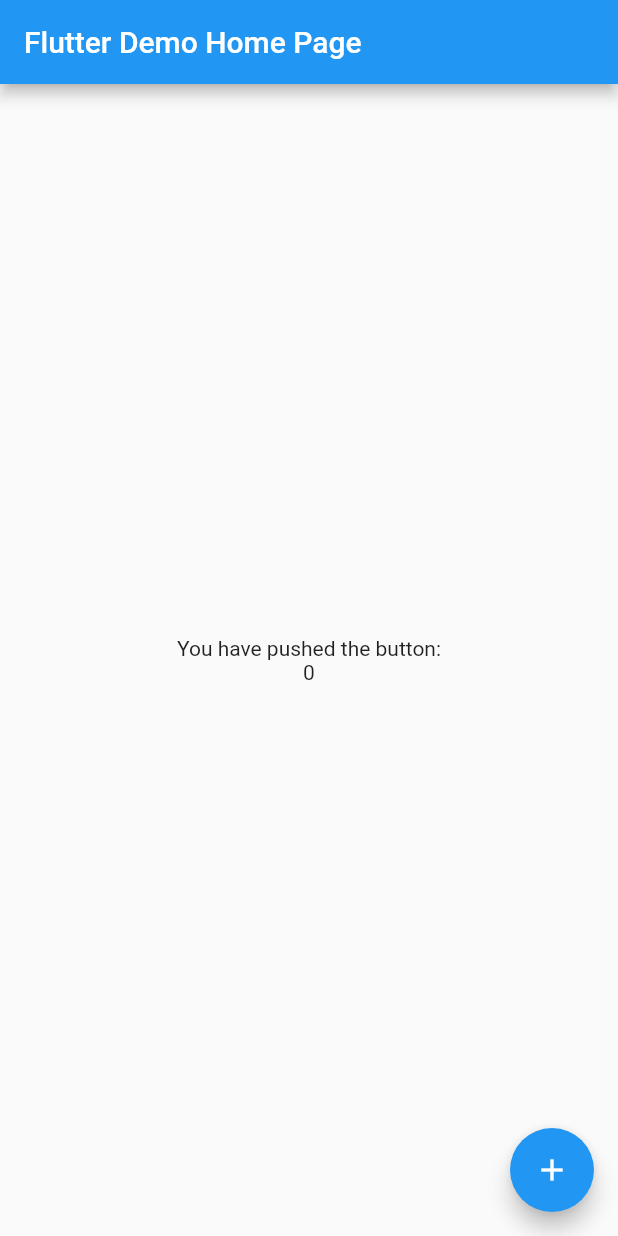
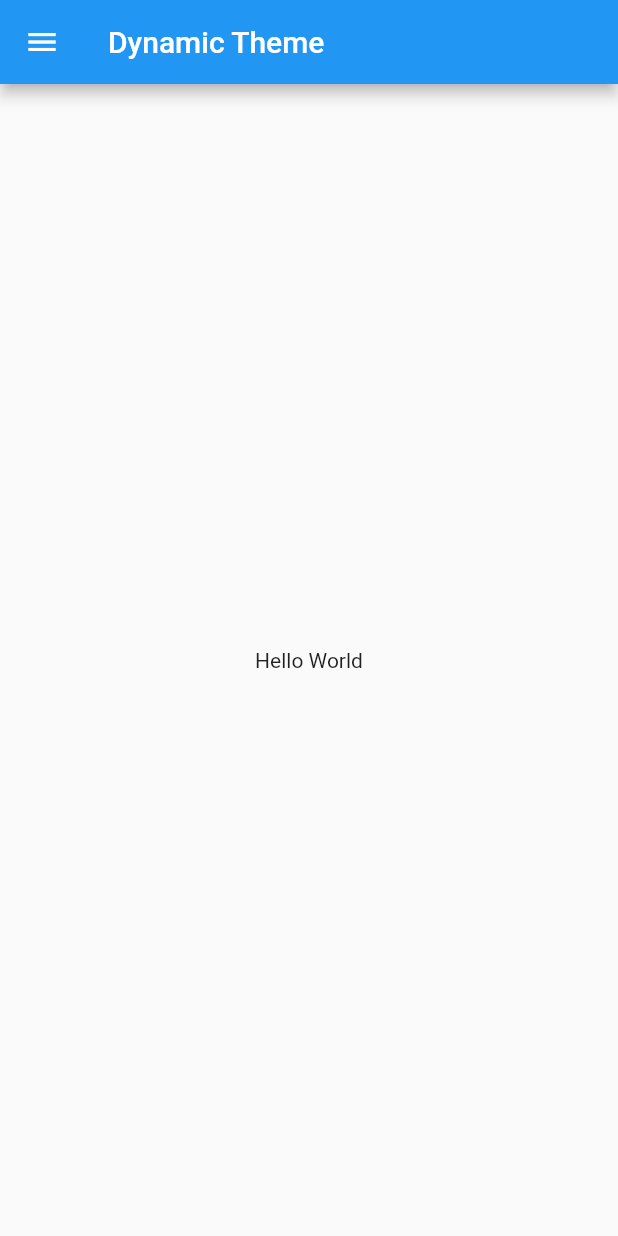
Before and after one commit to Hai-VoLuong/flutter_login_BLOC, a Flutter app: the screen it shows after launch, on a phone screen of 412 x 824 dp. Run offline on Flutter 3.47's test engine with Material 2 defaults, Android fonts, the phone set to English and light mode, and no system bars; statements that could not run were skipped.

Commit message:
Change theme used bloc pattern

```diff
--- /dev/null
+++ b/login_bloc/lib/bloc/theme_bloc.dart
@@ -0,0 +1,17 @@
+import 'dart:async';
+
+class ThemeBloc {
+  bool isChangeTheme = false;
+
+  final _themeController = StreamController<bool>();
+  get darkThemeEnabled => _themeController.stream;
+
+  void changeTheme(bool isTheme){
+    isChangeTheme = isTheme;
+    _themeController.sink.add(isChangeTheme);
+  }
+
+  void dispose() {
+    _themeController.close();
+  }
+}
--- a/login_bloc/lib/main.dart
+++ b/login_bloc/lib/main.dart
@@ -1,67 +1,22 @@
 import 'package:flutter/material.dart';
-import 'package:login_bloc/bloc/counter_bloc.dart';
-import 'package:login_bloc/helper/dialog/loading_dialog.dart';
-import 'package:login_bloc/helper/dialog/msg_dialog.dart';
+import 'package:login_bloc/bloc/theme_bloc.dart';
+import 'package:login_bloc/ui/app/homePage.dart';
 
 void main() => runApp(MyApp());
 
 class MyApp extends StatelessWidget {
+  final ThemeBloc _themeBloc = ThemeBloc();
+
   @override
   Widget build(BuildContext context) {
-    return MaterialApp(
-      home: MyHomePage(title: 'Flutter Demo Home Page'),
+    return StreamBuilder(
+      stream: _themeBloc.darkThemeEnabled,
+      initialData: false,
+      builder: (context, snapshot)
+      => MaterialApp(
+          theme: snapshot.data ? ThemeData.dark() : ThemeData.light(),
+          home: HomePage(_themeBloc),
+        ),
     );
   }
 }
-
-class MyHomePage extends StatefulWidget {
-  MyHomePage({Key key, this.title}) : super(key: key);
-  final String title;
-
-  @override
-  _MyHomePageState createState() => _MyHomePageState();
-}
-
-class _MyHomePageState extends State<MyHomePage> {
-  CounterBloc _counterBloc = new CounterBloc();
-
-  @override
-  void dispose() {
-    _counterBloc.dispose();
-    super.dispose();
-  }
-
-  @override
-  Widget build(BuildContext context) {
-    return Scaffold(
-      appBar: AppBar(
-        title: Text(widget.title),
-      ),
-      body: Center(
-        child: Column(
-          mainAxisAlignment: MainAxisAlignment.center,
-          children: <Widget>[
-            Text(
-              'You have pushed the button:',
-            ),
-            StreamBuilder(
-              stream: _counterBloc.counterStream,
-              builder: (context, snapshot) => Text(
-                snapshot.hasData ? snapshot.data.toString() : "0"
-              ),
-            ),
-          ],
-        ),
-      ),
-      floatingActionButton: FloatingActionButton(
-        onPressed: () {
-          //MsgDialog.showMsgDialog(context, 'hello', 'what');
-          LoadingDialog.showLoadingDialog(context, 'loading...');
-          _counterBloc.increment();
-        },
-        tooltip: 'Increment',
-        child: Icon(Icons.add),
-      ),
-    );
-  }
-}
--- /dev/null
+++ b/login_bloc/lib/ui/app/homePage.dart
@@ -0,0 +1,46 @@
+import 'package:flutter/material.dart';
+import 'package:login_bloc/bloc/theme_bloc.dart';
+
+class HomePage extends StatelessWidget {
+  final ThemeBloc _themeBloc;
+
+  HomePage(
+    this._themeBloc,
+  );
+
+  Widget createDrawer() {
+    return Drawer(
+        child: ListView(
+          children: <Widget>[
+            ListTile(
+              title: Text(
+                "Change Theme",
+                style: TextStyle(
+                  color: _themeBloc.isChangeTheme ? Colors.white : Colors.red,
+                ),
+              ),
+              trailing: Switch(
+                value: _themeBloc.isChangeTheme,
+                onChanged: (theme) {
+                  _themeBloc.changeTheme(theme);
+                },
+            ),
+          )
+        ],
+      ),
+    );
+  }
+
+  @override
+  Widget build(BuildContext context) {
+    return Scaffold(
+      appBar: AppBar(
+        title: Text("Dynamic Theme"),
+      ),
+      drawer: createDrawer(),
+      body: Center(
+        child: Text("Hello World"),
+      ),
+    );
+  }
+}
```
